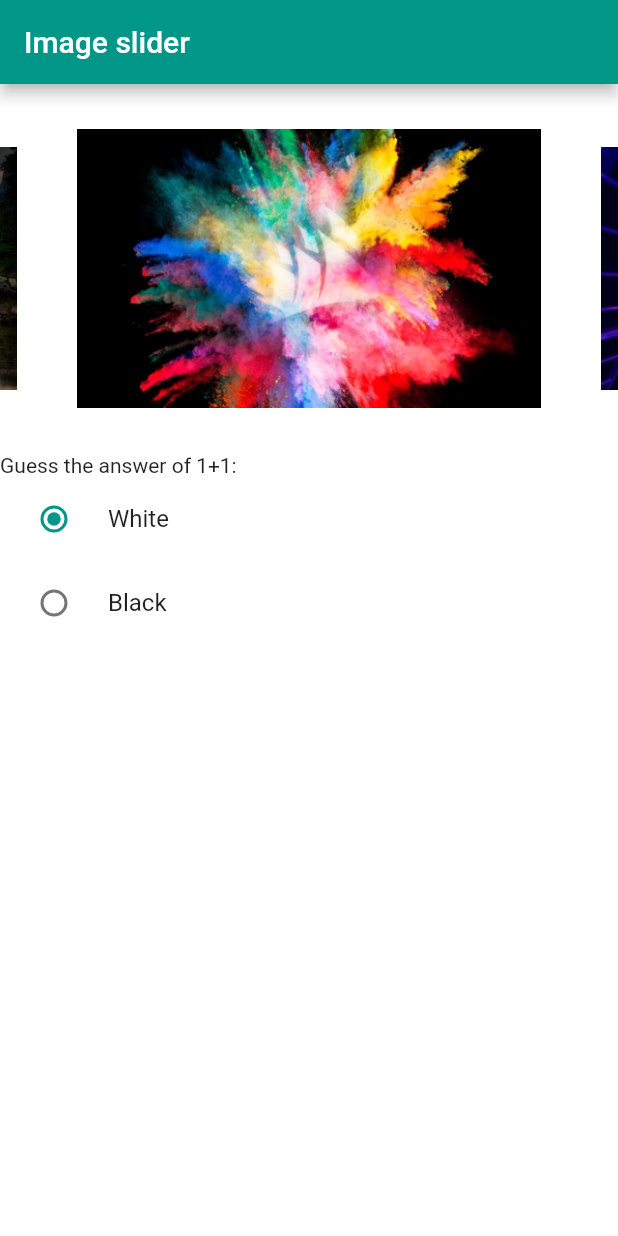
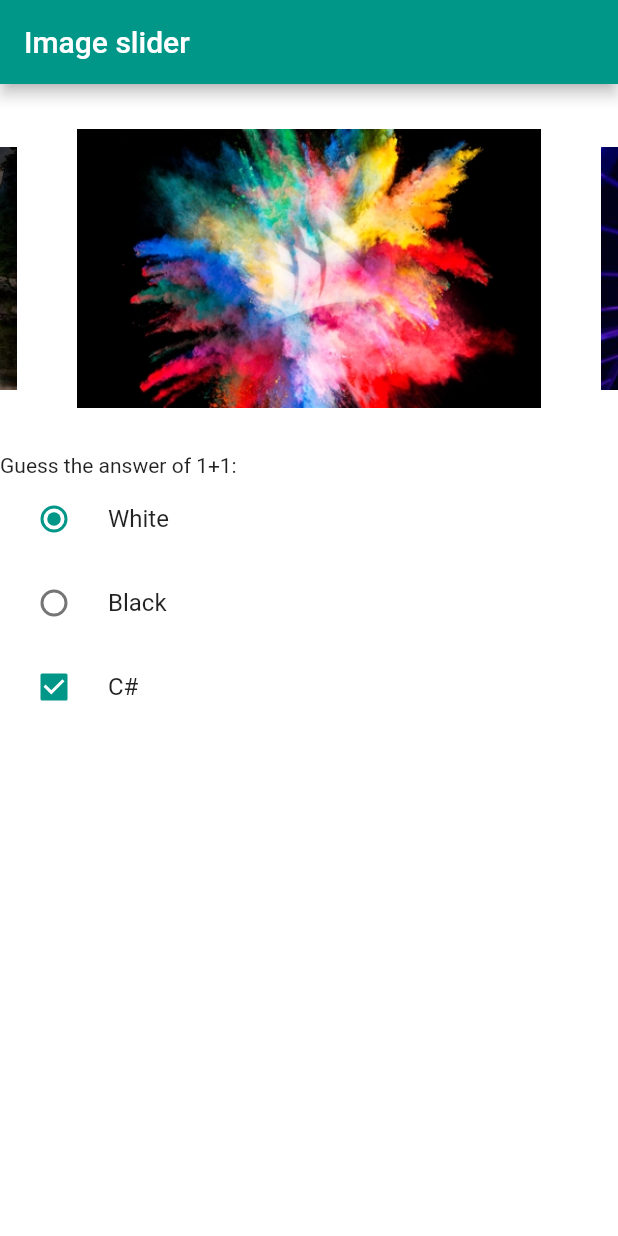
Before and after one commit to AyoubFrihaoui/BMI-DEMO-Flutter, a Flutter app: the screen it shows after launch, on a phone screen of 412 x 824 dp. Run offline on Flutter 3.47's test engine with Material 2 defaults, Android fonts, the phone set to English and light mode, and no system bars; drawn by our look-alikes of carousel_slider; our stand-ins replace flutter_styled_toast; missing offline and left inert: flutter_flushbar.

Commit message:
checklisttitle demoed

```diff
--- a/bmi_demo/lib/imageSlider.dart
+++ b/bmi_demo/lib/imageSlider.dart
@@ -16,12 +16,16 @@ class _imageSliderState extends State<imageSlider> {
       'assets/images/s2.jpg',
       'assets/images/s3.jpg'
     ];
+
+    bool? cSharpBool = true;
     return Scaffold(
       appBar: AppBar(title: Text('Image slider')),
       body: Container(
           alignment: Alignment.center,
           color: backgroudColor,
-          child: ListView(children: [
+          child: StatefulBuilder(builder:
+              (BuildContext context, void Function(void Function()) setState) {
+            return ListView(children: [
               SizedBox(
                 height: 30,
               ),
@@ -66,8 +70,19 @@ class _imageSliderState extends State<imageSlider> {
                   });
                 },
                 title: Text('Black'),
-            )
-          ])),
+              ),
+              CheckboxListTile(
+                  controlAffinity: ListTileControlAffinity.leading,
+                  title: Text('C#'),
+                  value: cSharpBool,
+                  onChanged: (bool? value) {
+                    setState(() {
+                      cSharpBool = value!;
+                      print(cSharpBool);
+                    });
+                  })
+            ]);
+          })),
     );
     throw UnimplementedError();
   }
```
Lines whose indentation alone changed are shown as unchanged.
